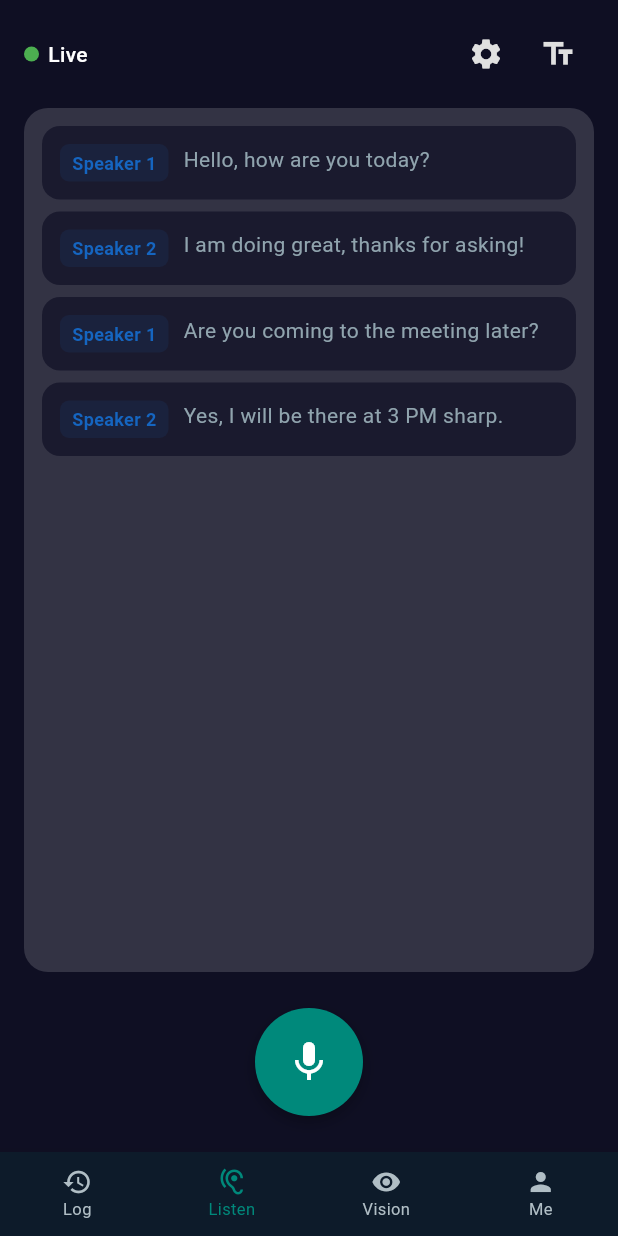
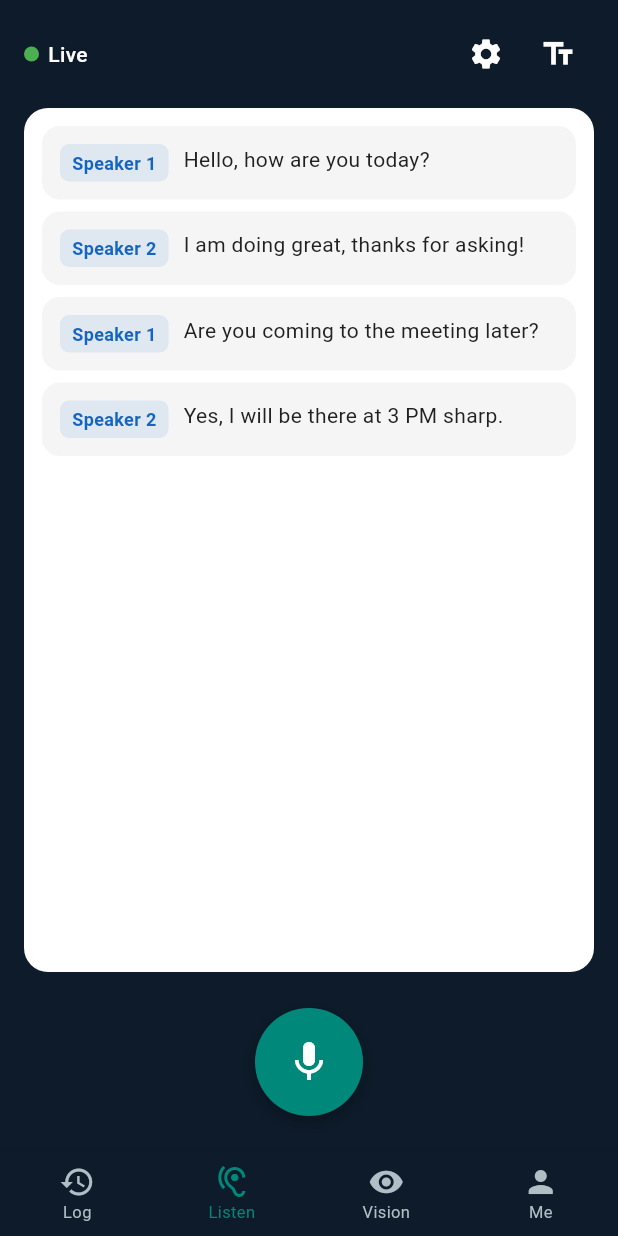
Before and after one commit to hammadkhaanhere/EchoSee, a Flutter app: the screen it shows after launch, on a phone screen of 412 x 824 dp. Run offline on Flutter 3.47's test engine with Material 3 defaults, Android fonts, the phone set to English and light mode, and no system bars; our stand-ins replace shared_preferences.

Commit message:
light dark mode adjusted

```diff
--- a/lib/main.dart
+++ b/lib/main.dart
@@ -23,11 +23,14 @@ class EchoSeeApp extends StatefulWidget {
 
 class _EchoSeeAppState extends State<EchoSeeApp> {
   final AppState _appState = AppState();
+  bool _ready = false;
 
   @override
   void initState() {
     super.initState();
-    _appState.load();
+    _appState.load().then((_) {
+      if (mounted) setState(() => _ready = true);
+    });
   }
 
   @override
@@ -47,7 +50,23 @@ class _EchoSeeAppState extends State<EchoSeeApp> {
           theme: AppColors.lightTheme,
           darkTheme: AppColors.darkTheme,
           themeMode: _appState.themeMode,
-          home: SplashScreen(appState: _appState),
+          home: AnimatedSwitcher(
+            duration: const Duration(milliseconds: 500),
+            switchInCurve: Curves.easeInOut,
+            switchOutCurve: Curves.easeInOut,
+            transitionBuilder: (child, animation) {
+              return FadeTransition(
+                opacity: animation,
+                child: child,
+              );
+            },
+            child: KeyedSubtree(
+              key: ValueKey('${_appState.themeMode}_$_ready'),
+              child: _ready
+                  ? SplashScreen(appState: _appState)
+                  : const SizedBox(),
+            ),
+          ),
         );
       },
     );
--- a/lib/reusables/app_bottom_nav.dart
+++ b/lib/reusables/app_bottom_nav.dart
@@ -16,33 +16,26 @@ class AppBottomNav extends StatelessWidget {
     return Theme(
       data: Theme.of(context).copyWith(
         canvasColor: AppColors.navyBlue,
+        splashFactory: NoSplash.splashFactory,
+        highlightColor: Colors.transparent,
       ),
       child: BottomNavigationBar(
         currentIndex: currentIndex,
         onTap: onTap,
         type: BottomNavigationBarType.fixed,
-        iconSize: 20,
+        iconSize: 24,
         selectedFontSize: 11,
         unselectedFontSize: 11,
         selectedItemColor: AppColors.teal,
         unselectedItemColor: AppColors.textSecondary,
         items: const [
-          BottomNavigationBarItem(
-            icon: Icon(Icons.history),
-            label: 'Log',
-          ),
-          BottomNavigationBarItem(
-            icon: Icon(Icons.hearing),
-            label: 'Listen',
-          ),
+          BottomNavigationBarItem(icon: Icon(Icons.history), label: 'Log'),
+          BottomNavigationBarItem(icon: Icon(Icons.hearing), label: 'Listen'),
           BottomNavigationBarItem(
             icon: Icon(Icons.visibility),
             label: 'Vision',
           ),
-          BottomNavigationBarItem(
-            icon: Icon(Icons.person),
-            label: 'Me',
-          ),
+          BottomNavigationBarItem(icon: Icon(Icons.person), label: 'Me'),
         ],
       ),
     );
--- a/lib/screens/home_screen.dart
+++ b/lib/screens/home_screen.dart
@@ -31,10 +31,10 @@ class _HomeScreenState extends State<HomeScreen> {
     return AnimatedBuilder(
       animation: widget.appState,
       builder: (context, _) {
+        final isDark = widget.appState.themeMode == ThemeMode.dark;
         return Scaffold(
-          backgroundColor: widget.appState.themeMode == ThemeMode.dark
-              ? AppColors.darkBackground
-              : AppColors.navyBlue,
+          backgroundColor:
+              isDark ? AppColors.darkBackground : AppColors.navyBlue,
           body: _pages[_currentIndex],
           bottomNavigationBar: AppBottomNav(
             currentIndex: _currentIndex,
@@ -45,7 +45,7 @@ class _HomeScreenState extends State<HomeScreen> {
     );
   }
 
-  late final List<Widget> _pages = [
+  List<Widget> get _pages => [
         TranscriptScreen(appState: widget.appState),
         _buildListenPage(),
         _buildVisionPage(),
@@ -81,7 +81,7 @@ class _HomeScreenState extends State<HomeScreen> {
   Widget _buildMePage() {
     return Center(
       child: Text(
-        'Profile & Settings',
+        'Profile',
         style: TextStyle(
           color: widget.appState.themeMode == ThemeMode.dark
               ? AppColors.darkText
@@ -124,17 +124,21 @@ class _HomeScreenState extends State<HomeScreen> {
             mainAxisSize: MainAxisSize.min,
             children: [
               IconButton(
-                icon: Icon(Icons.settings,
+                icon: Icon(
+                  Icons.settings,
                   color: widget.appState.themeMode == ThemeMode.dark
                       ? AppColors.darkText
-                        : AppColors.textPrimary),
+                      : AppColors.textPrimary,
+                ),
                 onPressed: () => _showSettingsSheet(),
               ),
               IconButton(
-                icon: Icon(Icons.text_fields,
+                icon: Icon(
+                  Icons.text_fields,
                   color: widget.appState.themeMode == ThemeMode.dark
                       ? AppColors.darkText
-                        : AppColors.textPrimary),
+                      : AppColors.textPrimary,
+                ),
                 onPressed: () => _showFontSheet(),
               ),
             ],
@@ -200,11 +204,7 @@ class _HomeScreenState extends State<HomeScreen> {
         itemCount: _subtitles.length,
         itemBuilder: (context, index) {
           final item = _subtitles[index];
-          return _buildDialogueBubble(
-            item['speaker']!,
-            item['text']!,
-            isDark,
-          );
+          return _buildDialogueBubble(item['speaker']!, item['text']!, isDark);
         },
       ),
     );
@@ -241,7 +241,9 @@ class _HomeScreenState extends State<HomeScreen> {
             child: Text(
               text,
               style: TextStyle(
-                color: isDark ? AppColors.darkSubtitleText : AppColors.subtitleText,
+                color: isDark
+                    ? AppColors.darkSubtitleText
+                    : AppColors.subtitleText,
                 fontSize: 14 * widget.appState.textScaleFactor,
               ),
             ),
@@ -282,7 +284,8 @@ class _HomeScreenState extends State<HomeScreen> {
               ScaffoldMessenger.of(context).showSnackBar(
                 const SnackBar(
                   content: Text('Transcript saved'),
-                    duration: Duration(seconds: 1)),
+                  duration: Duration(seconds: 1),
+                ),
               );
             },
           ),
--- a/lib/state/app_state.dart
+++ b/lib/state/app_state.dart
@@ -5,7 +5,7 @@ import '../constants/app_colors.dart';
 import '../models/transcript.dart';
 
 class AppState extends ChangeNotifier {
-  ThemeMode _themeMode = ThemeMode.dark;
+  ThemeMode _themeMode = ThemeMode.system;
   FontSizeOption _fontSize = FontSizeOption.medium;
   Color _subtitleBgColor = Colors.white;
   SubtitlePosition _subtitlePosition = SubtitlePosition.bottom;
@@ -62,8 +62,12 @@ class AppState extends ChangeNotifier {
   }
 
   void toggleTheme() {
-    themeMode =
-        _themeMode == ThemeMode.dark ? ThemeMode.light : ThemeMode.dark;
+    if (_themeMode == ThemeMode.system) {
+      themeMode = ThemeMode.dark;
+    } else {
+      themeMode =
+          _themeMode == ThemeMode.dark ? ThemeMode.light : ThemeMode.dark;
+    }
   }
 
   // Transcript management
@@ -86,7 +90,7 @@ class AppState extends ChangeNotifier {
   Future<void> load() async {
     final prefs = await SharedPreferences.getInstance();
     _themeMode =
-        _parseThemeMode(prefs.getString('themeMode') ?? 'dark');
+        _parseThemeMode(prefs.getString('themeMode') ?? 'system');
     _fontSize =
         _parseFontSize(prefs.getString('fontSize') ?? 'medium');
     _subtitleBgColor = Color(
@@ -125,8 +129,10 @@ class AppState extends ChangeNotifier {
         return ThemeMode.light;
       case 'dark':
         return ThemeMode.dark;
+      case 'system':
+        return ThemeMode.system;
       default:
-        return ThemeMode.dark;
+        return ThemeMode.system;
     }
   }
 
```
Also changed, not shown: lib/reusables/transcript_tile.dart (+39 -11 lines), lib/screens/splash_screen.dart (+10 -5 lines), lib/screens/transcript_screen.dart (+8 -4 lines), 1 other file. Lines whose indentation alone changed are shown as unchanged.
